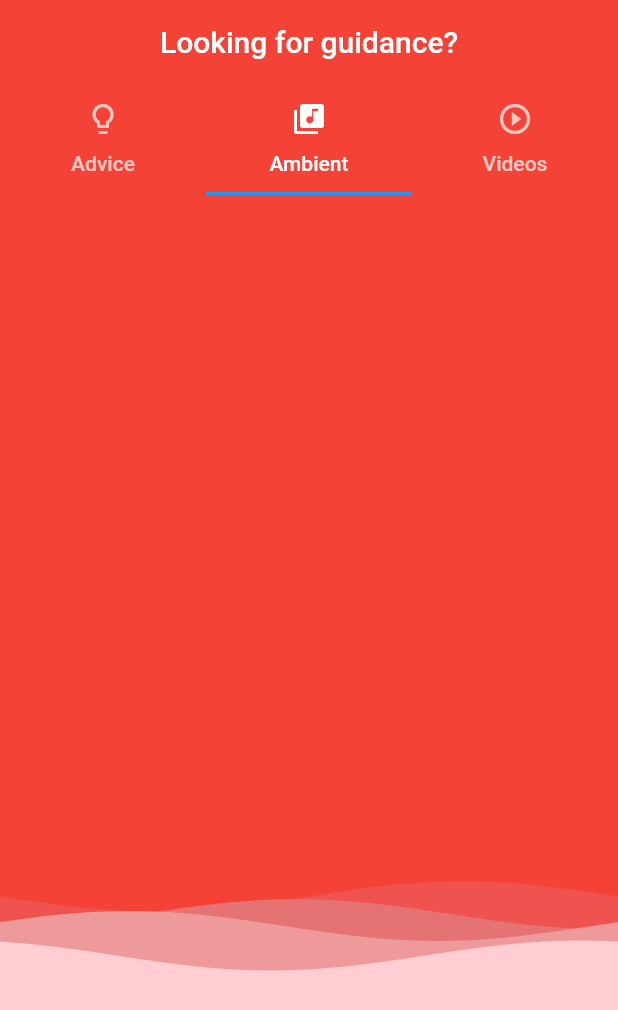
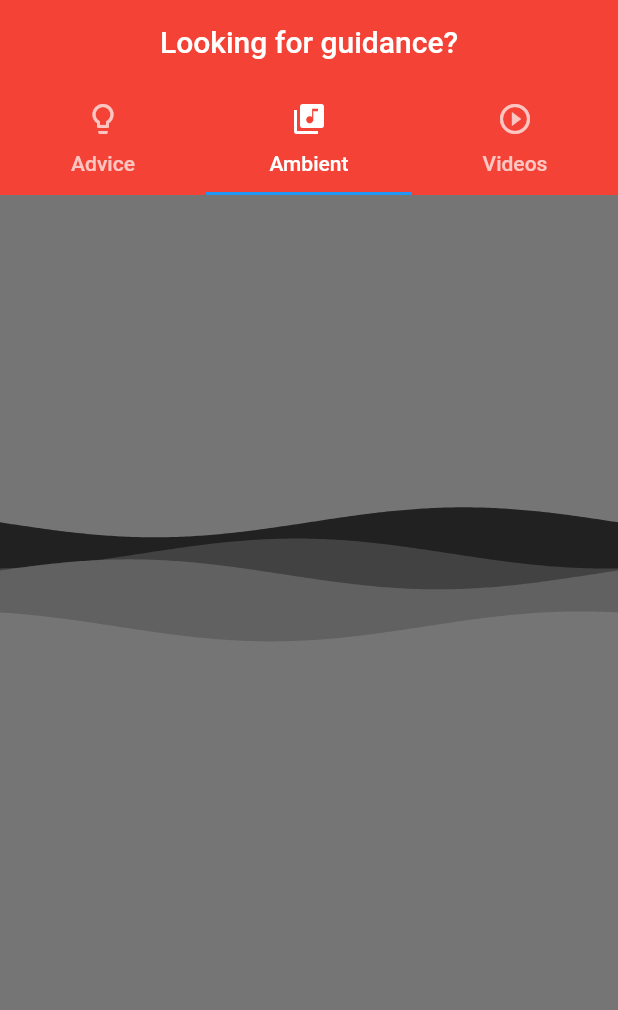
Before and after one commit to Hegazy360/Hustle-Hub, a Flutter app: the screen it shows after launch, tab 2 chosen, on a phone screen of 412 x 824 dp. Shown: the top 1010 px of the screen. Run offline on Flutter 3.47's test engine with Material 2 defaults, Android fonts, the phone set to English and light mode, and no system bars; drawn by our look-alikes of wave; our stand-ins replace audioplayers, cloud_firestore, firebase_storage, flushbar, flutter_local_notifications, shared_preferences and 1 more; missing offline and left inert: clipboard_manager, firebase_admob; accounts and stored records are empty; network calls fail.

Commit message:
Switched audio library + added basic ambient player functionality + file caching

```diff
--- a/lib/AmbientPlayer.dart
+++ b/lib/AmbientPlayer.dart
@@ -16,56 +16,63 @@ class AmbientPlayer extends StatefulWidget {
 }
 
 class _AmbientPlayerState extends State<AmbientPlayer> {
-
   @override
   Widget build(BuildContext context) {
-    return Column(
+    return Stack(
       children: <Widget>[
-        StreamBuilder<QuerySnapshot>(
+        Positioned.fill(
+          child: WaveWidget(
+            config: CustomConfig(
+              blur: MaskFilter.blur(BlurStyle.solid, 5),
+              colors: [
+                // widget.color[400],
+                // widget.color[300],
+                // widget.color[200],
+                // widget.color[100]
+                Colors.grey[900],
+                Colors.grey[800],
+                Colors.grey[700],
+                Colors.grey[600]
+              ],
+              durations: [35000, 19440, 10800, 6000],
+              heightPercentages: [0.30, 0.33, 0.35, 0.40],
+
+            ),
+            backgroundColor: Colors.grey[600],
+            size: Size(double.infinity, double.infinity),
+            waveAmplitude: 0,
+          ),
+        ),
+        Positioned.fill(
+          top: 0,
+          child: StreamBuilder<QuerySnapshot>(
             stream: Firestore.instance.collection('ambient').snapshots(),
             builder:
                 (BuildContext context, AsyncSnapshot<QuerySnapshot> snapshot) {
-            if (snapshot.hasError) return new Text('Error: ${snapshot.error}');
+              if (snapshot.hasError) return Text('Error: ${snapshot.error}');
               switch (snapshot.connectionState) {
                 case ConnectionState.waiting:
-                return new Text('Loading...');
+                  return Text('Loading...');
                 default:
-                return new Container(
-                    height: 300,
-                    color: widget.color,
-                    child: ListView(
+                  return Row(
+                    crossAxisAlignment: CrossAxisAlignment.start,
+                    mainAxisAlignment: MainAxisAlignment.spaceAround,
                     children: snapshot.data.documents
                         .map((DocumentSnapshot document) {
-                        return new Column(children: <Widget>[
-                          Text(document['title']),
-                          Text(document['description']),
-                          AmbientMusicCard(
+                      return Container(
+                        width: MediaQuery.of(context).size.width / 2,
+                        height: 200,
+                        child: AmbientMusicCard(
                             title: document['title'],
                             description: document['description'],
-                              fileName: document['file_name'])
-                        ]);
+                            fileName: document['file_name']),
+                      );
                     }).toList(),
-                    ));
+                  );
               }
             },
           ),
-        Expanded(
-          child: WaveWidget(
-            config: CustomConfig(
-              colors: [
-                widget.color[400],
-                widget.color[300],
-                widget.color[200],
-                widget.color[100]
-              ],
-              durations: [35000, 19440, 10800, 6000],
-              heightPercentages: [0.40, 0.43, 0.45, 0.50],
         ),
-            backgroundColor: widget.color,
-            size: Size(double.infinity, double.infinity),
-            waveAmplitude: 0,
-          ),
-        )
       ],
     );
   }
--- a/lib/YoutubePlayerContainer.dart
+++ b/lib/YoutubePlayerContainer.dart
@@ -204,7 +204,7 @@ class _YoutubePlayerContainerState extends State<YoutubePlayerContainer>
       }
     } else {
       var response = await http.get(
-          "https://www.googleapis.com/youtube/v3/search?part=snippet&maxResults=50&type=video&q=motivation+video&fields=items(id/videoId,snippet(title,liveBroadcastContent,thumbnails))&key=AIzaSyAoUNaKj8v5naEie7Caw0ujDkxvY6VXvz0");
+          "https://www.googleapis.com/youtube/v3/search?part=snippet&maxResults=50&type=video&q=motivational+speech&fields=items(id/videoId,snippet(title,liveBroadcastContent,thumbnails))&key=AIzaSyAoUNaKj8v5naEie7Caw0ujDkxvY6VXvz0");
       if (response.statusCode == 200) {
         Map youtubeListResponse = json.decode(response.body);
         if (this.mounted) {
--- a/pubspec.yaml
+++ b/pubspec.yaml
@@ -20,7 +20,7 @@ dependencies:
   flutter:
     sdk: flutter
   wave: ^0.0.8
-  audio: ^0.0.5
+  audioplayers: ^0.12.1
   http: ^0.12.0+2
   flushbar: '1.5.3'
   firebase_admob: ^0.9.0+1
```
Also changed, not shown: lib/AmbientMusicCard.dart (+179 -135 lines), pubspec.lock. Lines whose indentation alone changed are shown as unchanged.
